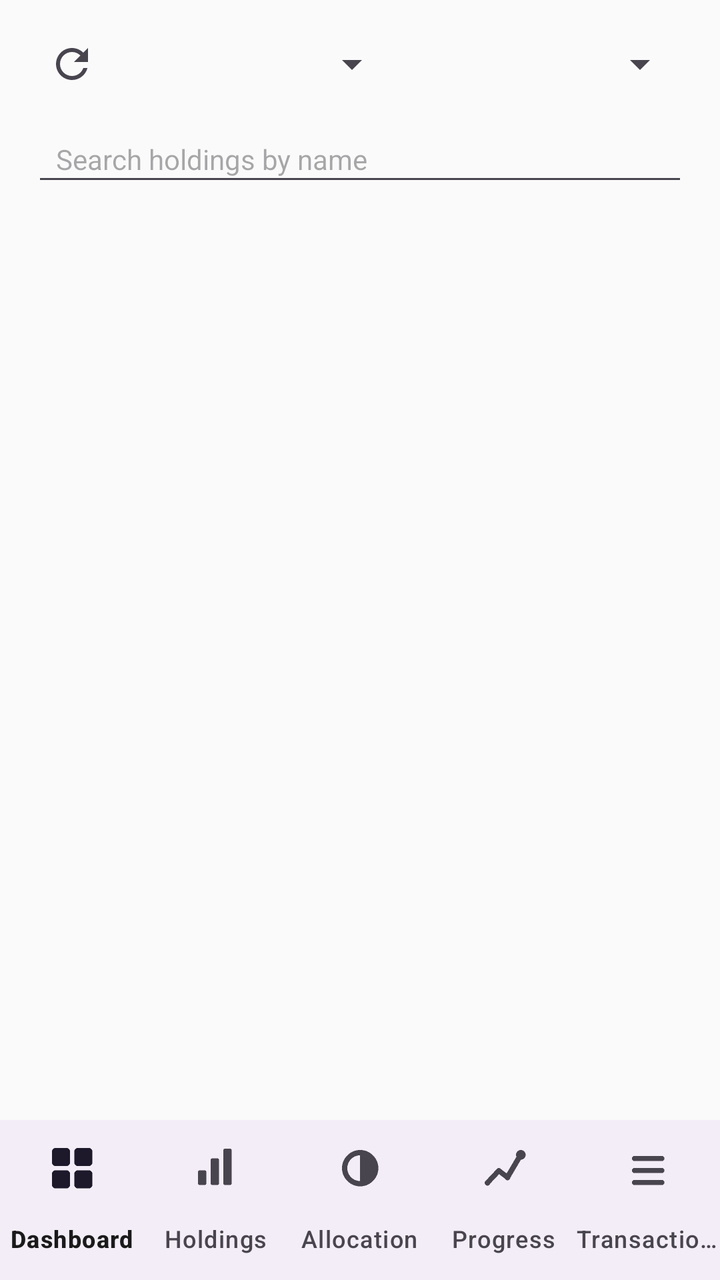
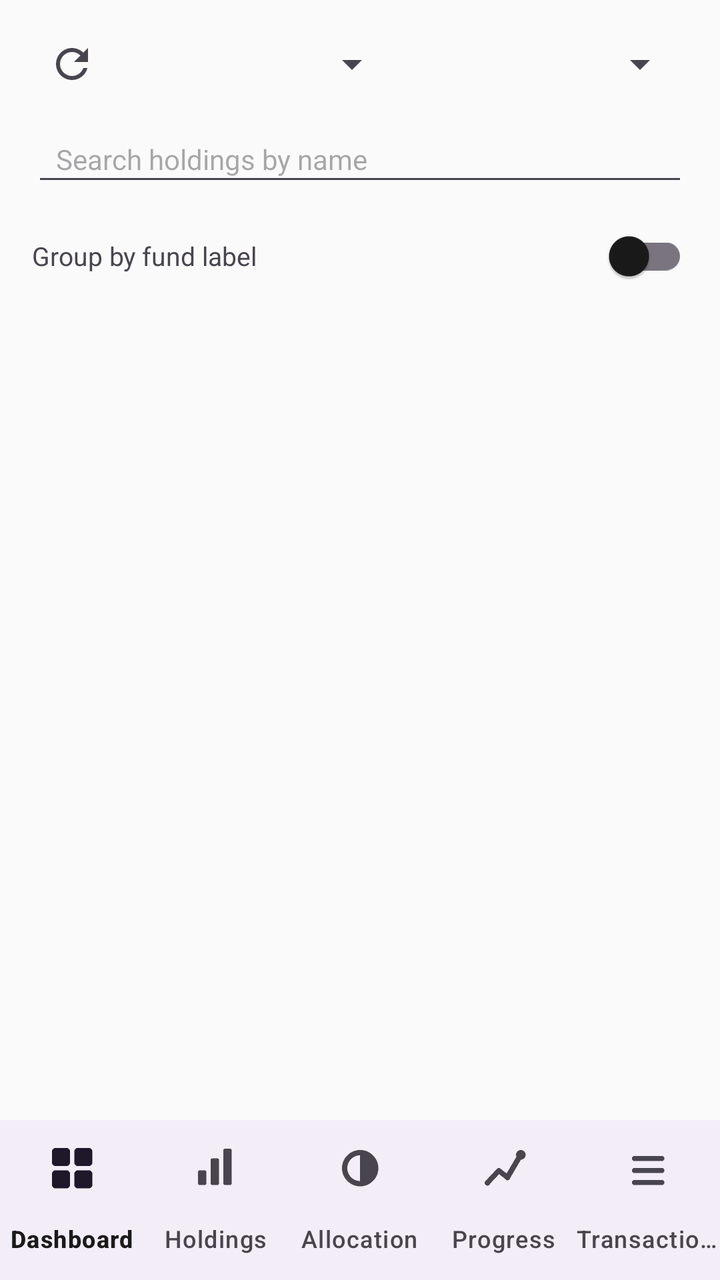

Screens rendered from an Android XML layout before and after an edit, with the pre-edit source and the edit as a unified diff.
<!-- AndroidManifest.xml: application theme Theme.PersonalPortfolio -->
<!-- res/layout/activity_holdings.xml -->
<?xml version="1.0" encoding="utf-8"?>
<LinearLayout xmlns:android="http://schemas.android.com/apk/res/android"
    xmlns:app="http://schemas.android.com/apk/res-auto"
    android:layout_width="match_parent"
    android:layout_height="match_parent"
    android:orientation="vertical">

    <LinearLayout
        android:layout_width="match_parent"
        android:layout_height="0dp"
        android:layout_weight="1"
        android:orientation="vertical"
        android:paddingStart="16dp"
        android:paddingEnd="16dp"
        android:paddingTop="12dp">

        
        <LinearLayout
            android:layout_width="match_parent"
            android:layout_height="wrap_content"
            android:orientation="horizontal"
            android:gravity="center_vertical">

            <ImageButton
                android:id="@+id/refreshPricesButton"
                android:layout_width="40dp"
                android:layout_height="40dp"
                android:padding="8dp"
                android:background="?attr/selectableItemBackgroundBorderless"
                android:src="@drawable/ic_refresh"
                android:contentDescription="Refresh prices" />

            <Spinner
                android:id="@+id/memberFilterSpinner"
                android:layout_width="0dp"
                android:layout_height="wrap_content"
                android:layout_weight="1"
                android:layout_marginStart="4dp" />

            <Spinner
                android:id="@+id/holdingsSortSpinner"
                android:layout_width="0dp"
                android:layout_height="wrap_content"
                android:layout_weight="1"
                android:layout_marginStart="4dp" />

        </LinearLayout>

        <EditText
            android:id="@+id/holdingsSearchInput"
            android:layout_width="match_parent"
            android:layout_height="40dp"
            android:layout_marginTop="6dp"
            android:hint="Search holdings by name"
            android:paddingStart="12dp"
            android:paddingEnd="12dp"
            android:textSize="14sp"
            android:inputType="text" />

        <LinearLayout
            android:id="@+id/segmentFilterBar"
            android:layout_width="match_parent"
            android:layout_height="wrap_content"
            android:orientation="horizontal"
            android:gravity="center_vertical"
            android:layout_marginTop="8dp"
            android:visibility="gone">

            <TextView
                android:id="@+id/segmentFilterLabel"
                android:layout_width="0dp"
                android:layout_height="wrap_content"
                android:layout_weight="1"
                android:textStyle="bold"
                android:textSize="14sp" />

            <Button
                android:id="@+id/segmentFilterClearButton"
                android:layout_width="wrap_content"
                android:layout_height="wrap_content"
                android:text="Clear" />

        </LinearLayout>

        <TextView
            android:id="@+id/holdingsSummary"
            android:layout_width="match_parent"
            android:layout_height="wrap_content"
            android:layout_marginTop="10dp"
            android:textSize="14sp" />

        <include
            android:id="@+id/holdingsStatsCard"
            layout="@layout/include_stats_card"
            android:layout_width="match_parent"
            android:layout_height="wrap_content"
            android:layout_marginTop="8dp"
            android:visibility="gone" />

        <androidx.recyclerview.widget.RecyclerView
            android:id="@+id/holdingsRecyclerView"
            android:layout_width="match_parent"
            android:layout_height="0dp"
            android:layout_weight="1"
            android:layout_marginTop="12dp" />

    </LinearLayout>

    <com.google.android.material.bottomnavigation.BottomNavigationView
        android:id="@+id/bottomNav"
        android:layout_width="match_parent"
        android:layout_height="wrap_content"
        app:menu="@menu/bottom_nav_menu"
        app:labelVisibilityMode="labeled" />

</LinearLayout>
<!-- res/layout/include_stats_card.xml (included above) -->
<?xml version="1.0" encoding="utf-8"?>
<com.google.android.material.card.MaterialCardView xmlns:android="http://schemas.android.com/apk/res/android"
    xmlns:app="http://schemas.android.com/apk/res-auto"
    android:layout_width="match_parent"
    android:layout_height="wrap_content"
    app:cardCornerRadius="16dp"
    app:cardElevation="3dp">

    <LinearLayout
        android:layout_width="match_parent"
        android:layout_height="wrap_content"
        android:orientation="vertical"
        android:padding="20dp">

        <TextView
            android:id="@+id/statsCardDate"
            android:layout_width="match_parent"
            android:layout_height="wrap_content"
            android:textSize="14sp"
            android:textColor="@color/colorNeutral"
            android:textStyle="bold"
            android:visibility="gone" />

        <TextView
            android:id="@+id/statsCardValue"
            android:layout_width="match_parent"
            android:layout_height="wrap_content"
            android:layout_marginTop="4dp"
            android:textSize="28sp"
            android:textStyle="bold" />

        <TextView
            android:id="@+id/statsCardGain"
            android:layout_width="match_parent"
            android:layout_height="wrap_content"
            android:layout_marginTop="8dp"
            android:textSize="15sp"
            android:textStyle="bold" />

        <TextView
            android:id="@+id/statsCardInvested"
            android:layout_width="match_parent"
            android:layout_height="wrap_content"
            android:layout_marginTop="12dp"
            android:textSize="13sp"
            android:textColor="@color/colorNeutral"
            android:visibility="gone" />

        <TextView
            android:id="@+id/statsCardXirr"
            android:layout_width="match_parent"
            android:layout_height="wrap_content"
            android:layout_marginTop="4dp"
            android:textSize="13sp"
            android:textColor="@color/colorNeutral" />

        <TextView
            android:id="@+id/statsCardCount"
            android:layout_width="match_parent"
            android:layout_height="wrap_content"
            android:layout_marginTop="10dp"
            android:textSize="12sp"
            android:textColor="@color/colorNeutral"
            android:visibility="gone" />

    </LinearLayout>

</com.google.android.material.card.MaterialCardView>
<!-- resources referenced by this layout -->
<resources>
  <color name="colorNeutral">#757575</color>
  <!-- drawable ic_refresh (drawable) -->
  <vector xmlns:android="http://schemas.android.com/apk/res/android"
      android:width="24dp"
      android:height="24dp"
      android:viewportWidth="24"
      android:viewportHeight="24"
      android:tint="?attr/colorControlNormal">
      <path
          android:fillColor="#FF000000"
          android:pathData="M17.65,6.35C16.2,4.9 14.21,4 12,4c-4.42,0 -7.99,3.58 -7.99,8s3.57,8 7.99,8c3.73,0 6.84,-2.55 7.73,-6h-2.08c-0.82,2.33 -3.04,4 -5.65,4 -3.31,0 -6,-2.69 -6,-6s2.69,-6 6,-6c1.66,0 3.14,0.69 4.22,1.78L13,11h7V4l-2.35,2.35z" />
  </vector>
  <style name="Theme.PersonalPortfolio" parent="Theme.Material3.DayNight.NoActionBar">
          <item name="colorPrimary">@color/colorPrimary</item>
          <item name="colorPrimaryVariant">@color/colorPrimaryVariant</item>
          <item name="colorOnPrimary">@color/colorOnPrimary</item>
  
          <item name="colorSecondary">@color/colorSecondary</item>
          <item name="colorOnSecondary">@color/colorOnSecondary</item>
  
          <item name="android:colorBackground">@color/colorBackground</item>
          <item name="colorOnBackground">@color/colorOnBackground</item>
  
          <item name="colorSurface">@color/colorSurface</item>
          <item name="colorOnSurface">@color/colorOnSurface</item>
  
          <item name="android:statusBarColor">@color/colorPrimaryVariant</item>
      </style>
  <color name="colorPrimary">#1B5E20</color>
  <color name="colorPrimaryVariant">#0D3B12</color>
  <color name="colorOnPrimary">#FFFFFF</color>
  <color name="colorSecondary">#00897B</color>
  <color name="colorOnSecondary">#FFFFFF</color>
  <color name="colorBackground">#FAFAFA</color>
  <color name="colorOnBackground">#1A1A1A</color>
  <color name="colorSurface">#FFFFFF</color>
  <color name="colorOnSurface">#1A1A1A</color>
</resources>

<!-- the commit's change to res/layout/activity_holdings.xml (unified diff, before → after) -->
@@ -56,6 +56,28 @@
             android:paddingEnd="12dp"
             android:textSize="14sp"
             android:inputType="text" />
+
+        
+        <LinearLayout
+            android:layout_width="match_parent"
+            android:layout_height="wrap_content"
+            android:layout_marginTop="6dp"
+            android:orientation="horizontal"
+            android:gravity="center_vertical">
+
+            <TextView
+                android:layout_width="0dp"
+                android:layout_height="wrap_content"
+                android:layout_weight="1"
+                android:text="Group by fund label"
+                android:textSize="13sp" />
+
+            <com.google.android.material.switchmaterial.SwitchMaterial
+                android:id="@+id/groupByLabelSwitch"
+                android:layout_width="wrap_content"
+                android:layout_height="wrap_content" />
+
+        </LinearLayout>
 
         <LinearLayout
             android:id="@+id/segmentFilterBar"
